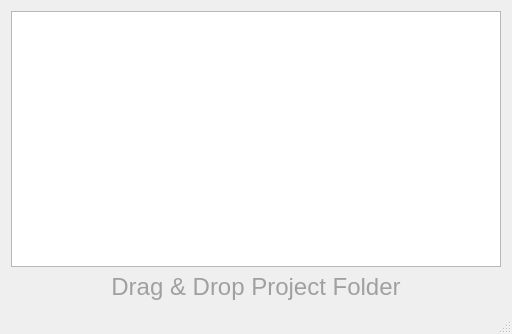
Above: mainwindow.ui from DavidMCerdeira/EL-Configuration-Interface before the change. Below: the same form after it.
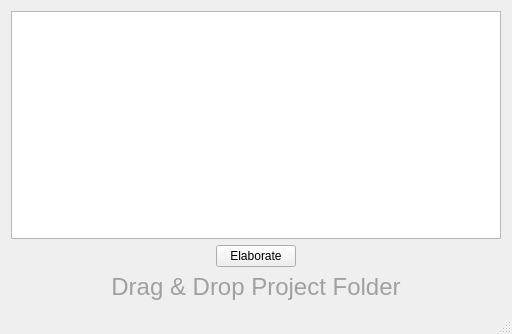
That is the form after the change.

What changed in the file:
```diff
--- a/mainwindow.ui
+++ b/mainwindow.ui
@@ -46,6 +46,43 @@
       </attribute>
      </widget>
     </item>
+    <item>
+     <layout class="QHBoxLayout" name="horizontalLayout">
+      <item>
+       <spacer name="horizontalSpacer">
+        <property name="orientation">
+         <enum>Qt::Horizontal</enum>
+        </property>
+        <property name="sizeHint" stdset="0">
+         <size>
+          <width>40</width>
+          <height>20</height>
+         </size>
+        </property>
+       </spacer>
+      </item>
+      <item>
+       <widget class="QPushButton" name="elaborateButton">
+        <property name="text">
+         <string>Elaborate</string>
+        </property>
+       </widget>
+      </item>
+      <item>
+       <spacer name="horizontalSpacer_2">
+        <property name="orientation">
+         <enum>Qt::Horizontal</enum>
+        </property>
+        <property name="sizeHint" stdset="0">
+         <size>
+          <width>40</width>
+          <height>20</height>
+         </size>
+        </property>
+       </spacer>
+      </item>
+     </layout>
+    </item>
     <item>
      <widget class="QLabel" name="label">
       <property name="font">
```
